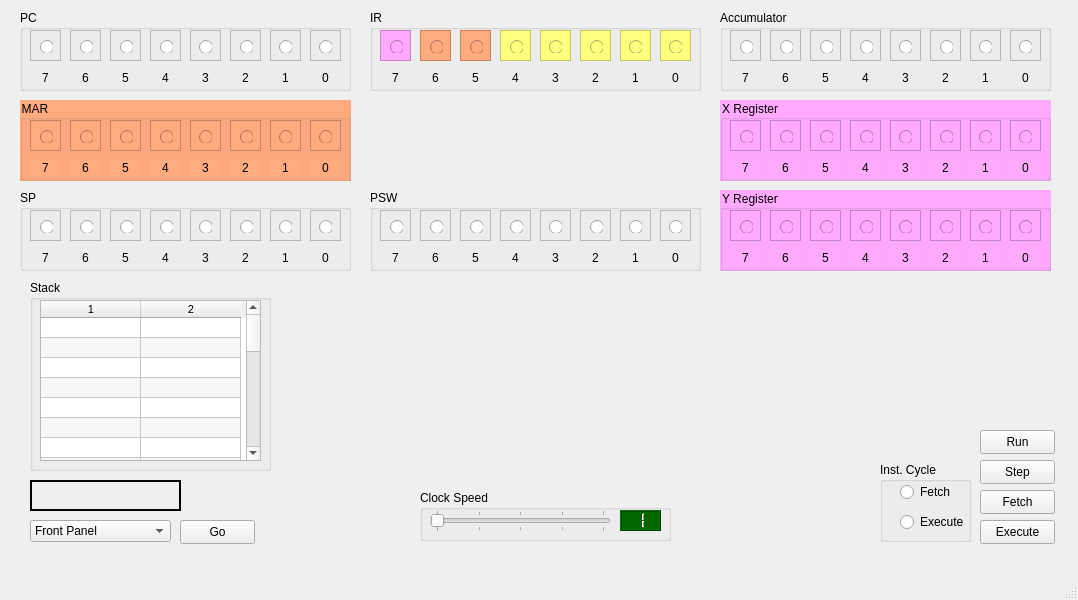
jaybabel/J8CM_v2, file mainwindow.ui: the form before one commit.
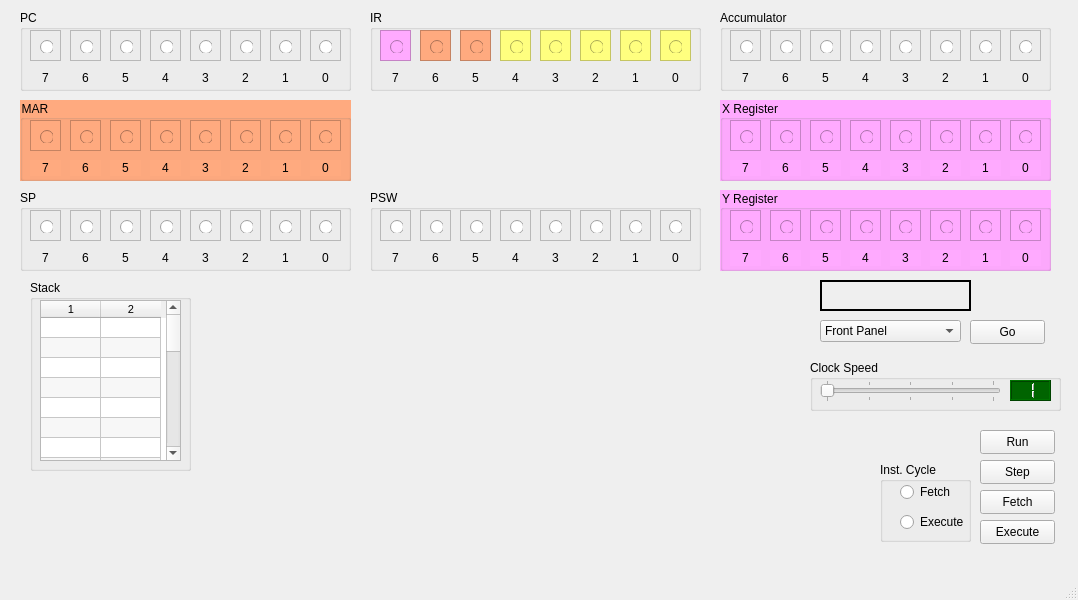
The form after the commit.

Commit message: Stack headers and fake data

What changed in the file:
```diff
--- a/mainwindow.ui
+++ b/mainwindow.ui
@@ -25,12 +25,18 @@
   <property name="styleSheet">
    <string notr="true"/>
   </property>
+  <property name="iconSize">
+   <size>
+    <width>10</width>
+    <height>24</height>
+   </size>
+  </property>
   <widget class="QWidget" name="centralwidget">
    <widget class="QLabel" name="label_2">
     <property name="geometry">
      <rect>
-      <x>30</x>
-      <y>480</y>
+      <x>820</x>
+      <y>280</y>
       <width>151</width>
       <height>31</height>
      </rect>
@@ -594,8 +600,8 @@
    <widget class="QGroupBox" name="groupBox_ClockSpeed">
     <property name="geometry">
      <rect>
-      <x>420</x>
-      <y>490</y>
+      <x>810</x>
+      <y>360</y>
       <width>251</width>
       <height>51</height>
      </rect>
@@ -3951,7 +3957,7 @@
      <rect>
       <x>30</x>
       <y>280</y>
-      <width>241</width>
+      <width>161</width>
       <height>191</height>
      </rect>
     </property>
@@ -3963,18 +3969,30 @@
       <rect>
        <x>10</x>
        <y>20</y>
-       <width>221</width>
+       <width>141</width>
        <height>161</height>
       </rect>
      </property>
+     <property name="maximumSize">
+      <size>
+       <width>16777215</width>
+       <height>16777215</height>
+      </size>
+     </property>
      <property name="font">
       <font>
        <pointsize>8</pointsize>
       </font>
      </property>
+     <property name="styleSheet">
+      <string notr="true"/>
+     </property>
      <property name="horizontalScrollBarPolicy">
       <enum>Qt::ScrollBarAlwaysOff</enum>
      </property>
+     <property name="sizeAdjustPolicy">
+      <enum>QAbstractScrollArea::AdjustIgnored</enum>
+     </property>
      <property name="alternatingRowColors">
       <bool>true</bool>
      </property>
@@ -3988,7 +4006,10 @@
       <number>15</number>
      </attribute>
      <attribute name="horizontalHeaderDefaultSectionSize">
-      <number>100</number>
+      <number>60</number>
+     </attribute>
+     <attribute name="horizontalHeaderStretchLastSection">
+      <bool>false</bool>
      </attribute>
      <attribute name="verticalHeaderVisible">
       <bool>false</bool>
@@ -3999,6 +4020,9 @@
      <attribute name="verticalHeaderDefaultSectionSize">
       <number>20</number>
      </attribute>
+     <attribute name="verticalHeaderStretchLastSection">
+      <bool>false</bool>
+     </attribute>
      <row/>
      <row/>
      <row/>
@@ -4031,8 +4055,8 @@
    <widget class="QComboBox" name="comboBox_Mode">
     <property name="geometry">
      <rect>
-      <x>30</x>
-      <y>520</y>
+      <x>820</x>
+      <y>320</y>
       <width>141</width>
       <height>22</height>
      </rect>
@@ -4071,8 +4095,8 @@
    <widget class="QPushButton" name="pushButton_Mode">
     <property name="geometry">
      <rect>
-      <x>180</x>
-      <y>520</y>
+      <x>970</x>
+      <y>320</y>
       <width>75</width>
       <height>24</height>
      </rect>
```
Left out of the diff: 2 changed lines with no effect on the pictures. The commit also changes 2 other files.
